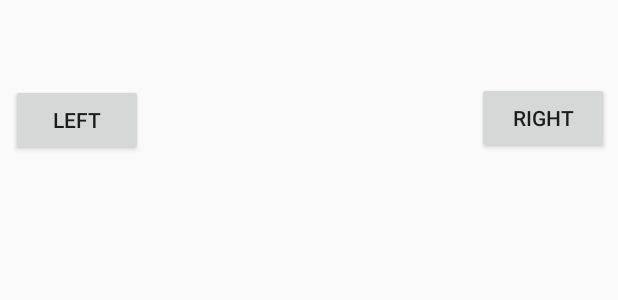
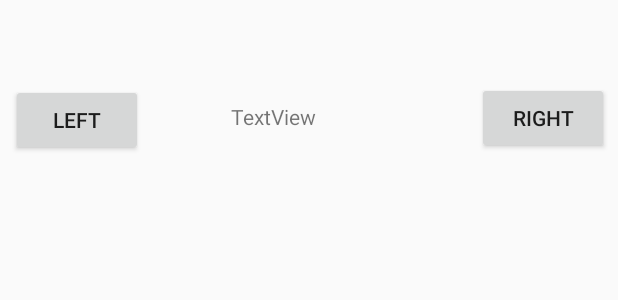
Before and after one commit to SimonRosengren/Gesture-Interaction-with-Arduino-through-MQTT, an Android app: the layout activity_main.xml on its own in the app's theme, with its tools: preview values and no code run, on a phone screen of 412 x 824 dp. Shown: the part 498-798 px from the top of the screen. Run offline under Robolectric (Android 15) with nearby library versions, the phone set to English and light mode, and no system bars.

Commit message:
Reading from bluetooth now possible

```diff
--- a/GestureRecognitionApp/app/src/main/res/layout/activity_main.xml
+++ b/GestureRecognitionApp/app/src/main/res/layout/activity_main.xml
@@ -54,4 +54,20 @@
         app:layout_constraintBottom_toBottomOf="parent"
         app:layout_constraintLeft_toLeftOf="parent"
         app:layout_constraintRight_toRightOf="parent" />
+
+    <TextView
+        android:id="@+id/bt_output"
+        android:layout_width="wrap_content"
+        android:layout_height="wrap_content"
+        android:layout_marginBottom="8dp"
+        android:layout_marginLeft="8dp"
+        android:layout_marginRight="8dp"
+        android:layout_marginTop="8dp"
+        android:text="TextView"
+        app:layout_constraintBottom_toTopOf="@+id/Down_Button"
+        app:layout_constraintHorizontal_bias="0.338"
+        app:layout_constraintLeft_toRightOf="@+id/Left_Button"
+        app:layout_constraintRight_toLeftOf="@+id/Right_Button"
+        app:layout_constraintTop_toBottomOf="@+id/Up_Button"
+        app:layout_constraintVertical_bias="0.502" />
 </android.support.constraint.ConstraintLayout>
```
Also changed, not shown: GestureRecognitionApp/app/src/main/java/com/example/gesturerecognitionapp/MainActivity.java (+19 -1 lines).
